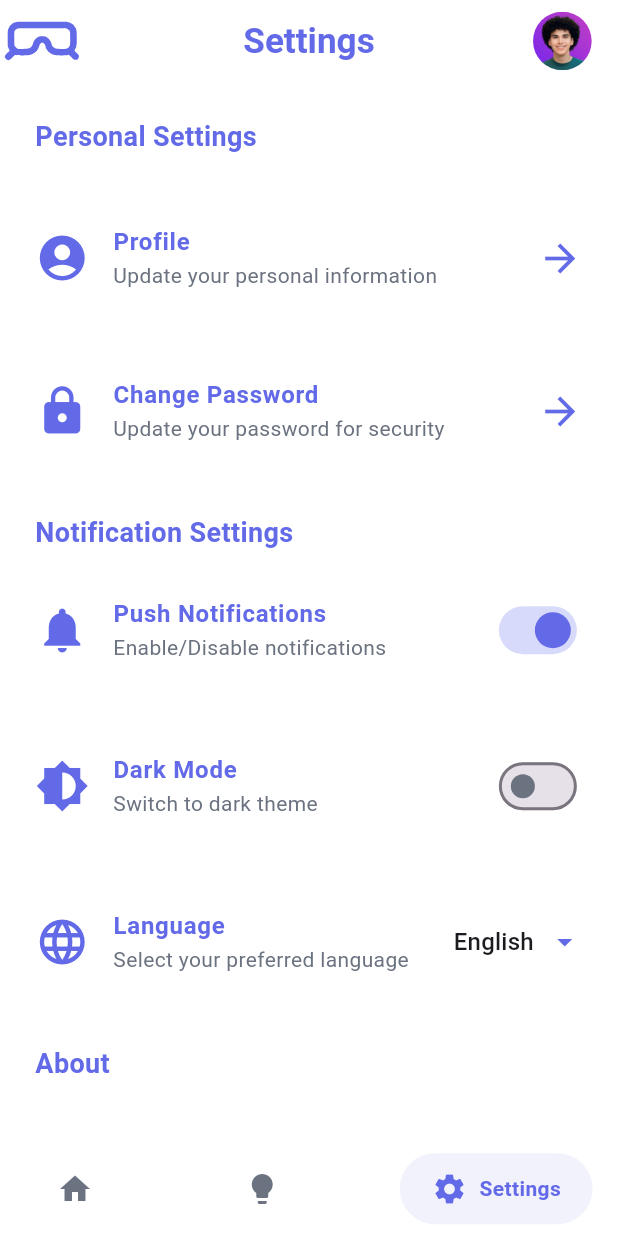
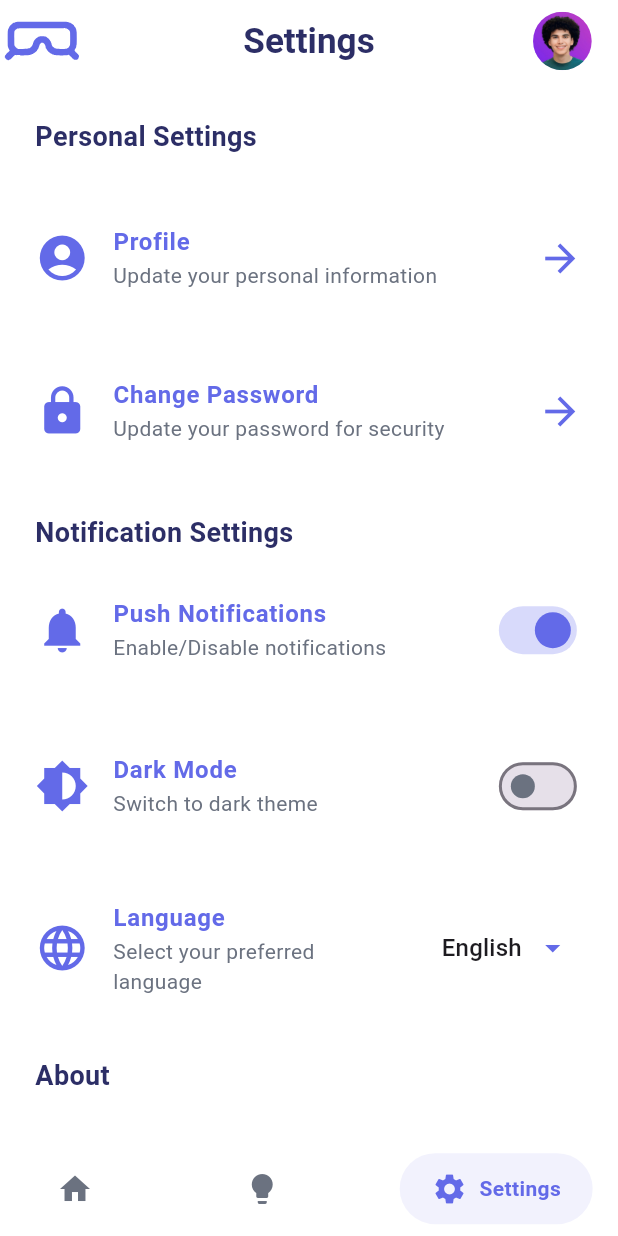
Before and after one commit to mahmoudhatems/reveria, a Flutter app: the HomeScreen screen opened by its route, item 3 of the bottom bar chosen, on a phone screen of 412 x 824 dp. Run offline on Flutter 3.47's test engine with Material 3 defaults, Android fonts, the phone set to English and light mode, and no system bars; drawn by our look-alikes of google_nav_bar; our stand-ins replace firebase_auth, firebase_core, flutter_screenutil, flutter_svg, fluttertoast, google_sign_in and 1 more; accounts and stored records are empty.

Commit message:
Update SettingScreen and CustomAppBar styling: change text color to primaryColorTealDark and adjust font weight for improved readability.

```diff
--- a/lib/core/features/setting/ui/setting_screen.dart
+++ b/lib/core/features/setting/ui/setting_screen.dart
@@ -31,7 +31,7 @@ class SettingScreen extends StatelessWidget {
               style: TextStyle(
                 fontSize: 18,
                 fontWeight: FontWeight.bold,
-                color: ColorsManager.primaryColorTeal,
+                color: ColorsManager.primaryColorTealDark,
               ),
             ),
             const SizedBox(height: 32),
@@ -88,7 +88,7 @@ class SettingScreen extends StatelessWidget {
               style: TextStyle(
                 fontSize: 18,
                 fontWeight: FontWeight.bold,
-                color: ColorsManager.primaryColorTeal,
+                color: ColorsManager.primaryColorTealDark,
               ),
             ),
             const SizedBox(height: 16),
@@ -163,7 +163,11 @@ class SettingScreen extends StatelessWidget {
                 'Select your preferred language',
                 style: TextStyle(fontSize: 14, color: ColorsManager.textGray),
               ),
-              trailing: DropdownButton<String>(
+              trailing: Padding(
+                padding: const EdgeInsets.all(8.0),
+                child: DropdownButton<String>(
+                  dropdownColor: ColorsManager.white,
+
                   underline: const SizedBox(),
                   value: 'English', // Default language
                   icon: Icon(Icons.arrow_drop_down, color: ColorsManager.primaryColorTeal),
@@ -178,6 +182,7 @@ class SettingScreen extends StatelessWidget {
                   },
                 ),
               ),
+            ),
             const SizedBox(height: 32),
 
             // About Section
@@ -186,7 +191,7 @@ class SettingScreen extends StatelessWidget {
               style: TextStyle(
                 fontSize: 18,
                 fontWeight: FontWeight.bold,
-                color: ColorsManager.primaryColorTeal,
+                color: ColorsManager.primaryColorTealDark,
               ),
             ),
             const SizedBox(height: 16),
--- a/lib/core/widgets/custom_app_bar.dart
+++ b/lib/core/widgets/custom_app_bar.dart
@@ -29,8 +29,8 @@ class CustomAppBar extends StatelessWidget implements PreferredSizeWidget {
         title,
         style: TextStyle(
           fontSize: 24.sp,
-          fontWeight: FontWeight.bold,
-          color: ColorsManager.primaryColorTeal,
+          fontWeight: FontWeight.w600,
+          color: ColorsManager.primaryColorTealDark,
         ),
       ),
       centerTitle: true,
```
Lines whose indentation alone changed are shown as unchanged.
